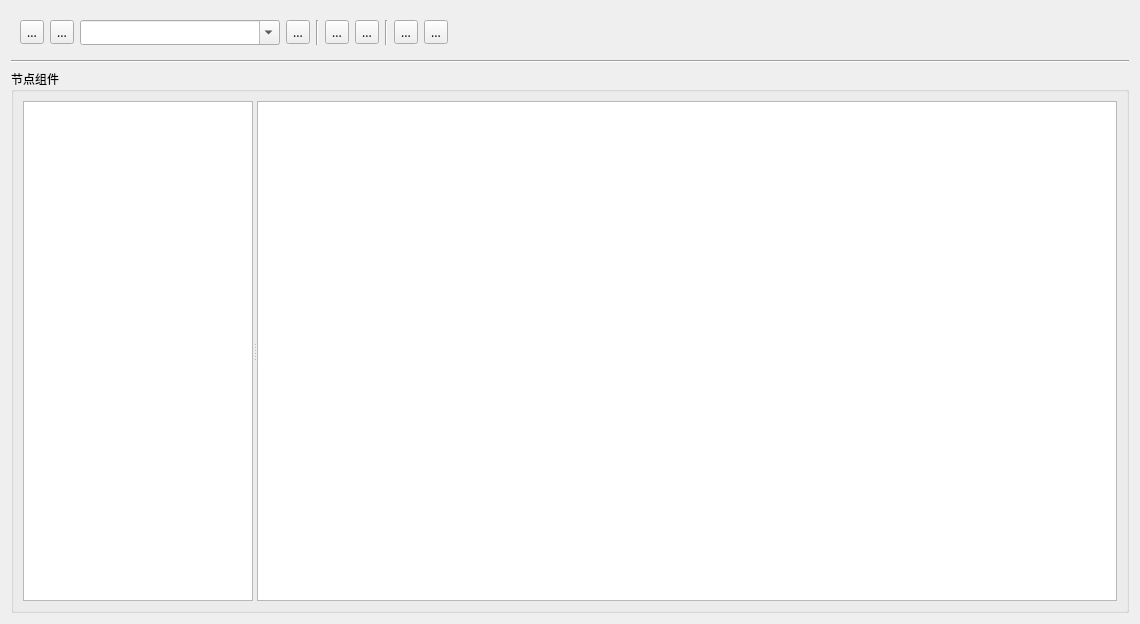
Before: the Qt Designer form dialogs/nodetreedialog.ui in L-Net-1992/ADAS_AD_Developer, drawn with Qt 5.
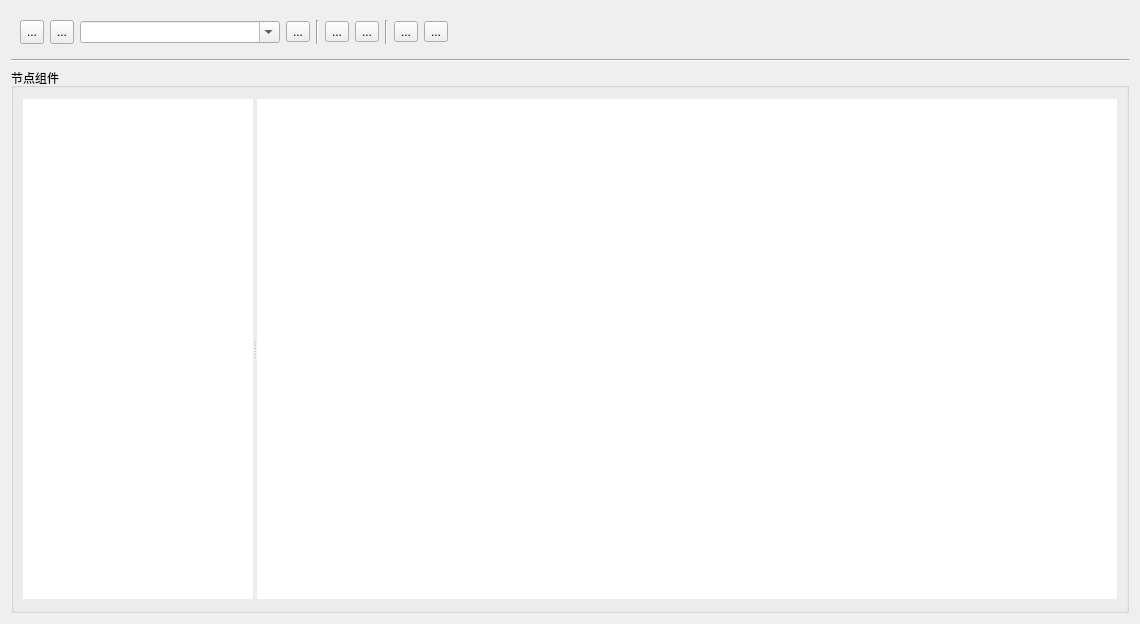
After: the same form once the commit is applied. Icons and pictures are not drawn. Custom widgets are drawn as their Qt base class.

Patch:
```diff
--- a/dialogs/nodetreedialog.ui
+++ b/dialogs/nodetreedialog.ui
@@ -20,9 +20,7 @@
    </sizepolicy>
   </property>
   <property name="font">
-   <font>
-    <family>方正准圆简体</family>
-   </font>
+   <font/>
   </property>
   <property name="windowTitle">
    <string>Library Browser</string>
@@ -291,6 +289,18 @@
              <height>0</height>
             </size>
            </property>
+           <property name="styleSheet">
+            <string notr="true">QTreeView::branch{
+background-color:#FFFFFF;
+}
+QTreeView {
+border:1px solid #FFFFFF;
+selection-background-color:#FFFFFF;
+selection-color:#FFFFFF;
+alternate-background-color:#FFFFFF;
+background-color:#FFFFFF;
+gridline-color:#FFFFFF;}</string>
+           </property>
            <property name="sizeAdjustPolicy">
             <enum>QAbstractScrollArea::AdjustIgnored</enum>
            </property>
@@ -331,6 +341,14 @@
              <height>500</height>
             </size>
            </property>
+           <property name="styleSheet">
+            <string notr="true">border:1px solid #FFFFFF;
+selection-background-color:#FFFFFF;
+selection-color:#FFFFFF;
+alternate-background-color:#FFFFFF;
+background-color:#FFFFFF;
+gridline-color:#FFFFFF;</string>
+           </property>
            <layout class="QHBoxLayout" name="horizontalLayout_3">
             <property name="spacing">
              <number>0</number>
@@ -350,12 +368,18 @@
             <item>
              <widget class="QTableWidget" name="tw_nodeModels">
               <property name="font">
-               <font>
-                <family>方正准圆简体</family>
-               </font>
+               <font/>
               </property>
               <property name="styleSheet">
-               <string notr="true">QTableWidget::item{padding:2px;}</string>
+               <string notr="true">QTableWidget::item{padding:2px;
+border:1px solid #FFFFFF;
+selection-background-color:#FFFFFF;
+selection-color:#FFFFFF;
+alternate-background-color:#FFFFFF;
+background-color:#FFFFFF;
+gridline-color:#FFFFFF;
+}
+</string>
               </property>
               <property name="showGrid">
                <bool>false</bool>
```
Left out of the diff: 2 changed lines with no effect on the pictures.
